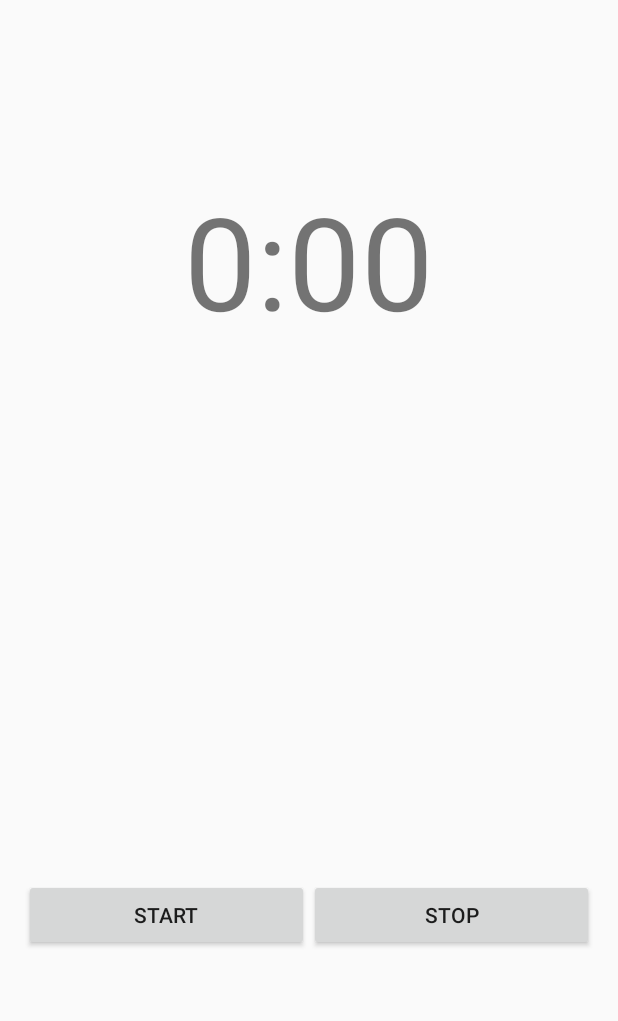
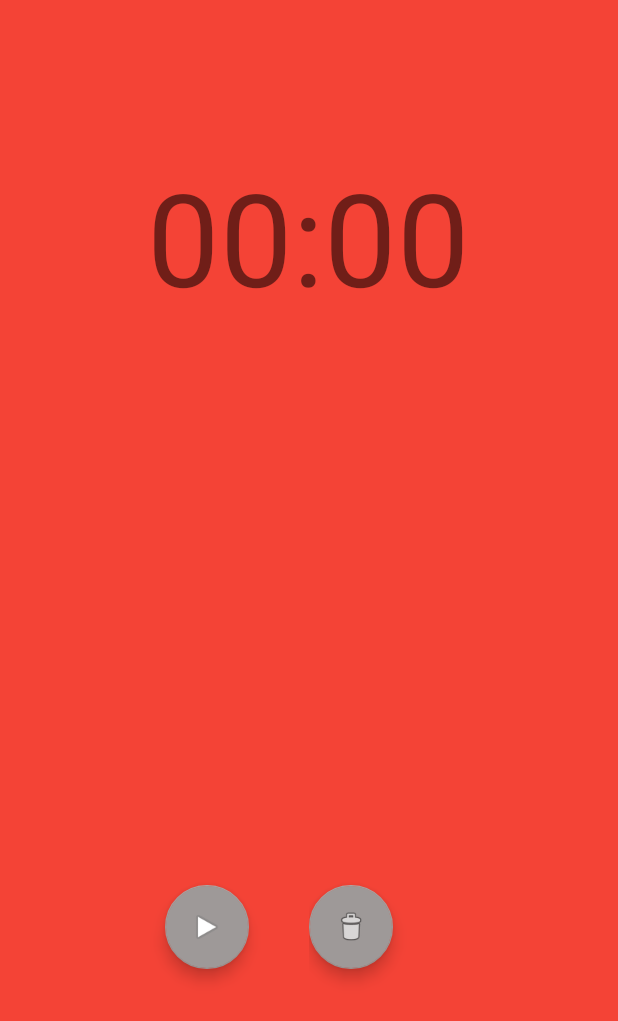
Before and after one commit to sujanrao17/Timer, an Android app: the screen it shows after launch (MainActivity), on a phone screen of 412 x 824 dp. Shown: the top 1021 px of the screen. Run offline under Robolectric (Android 15) with nearby library versions, the phone set to English and light mode, and no system bars.

Commit message:
edited Alert box to add seekbar

```diff
--- a/app/src/main/java/main/coderindigo/com/countdown/activity/MainActivity.java
+++ b/app/src/main/java/main/coderindigo/com/countdown/activity/MainActivity.java
@@ -18,8 +18,10 @@ import android.view.Menu;
 import android.view.MenuItem;
 import android.widget.Button;
 import android.widget.EditText;
+import android.widget.SeekBar;
 import android.widget.TextView;
 import android.widget.Toast;
+
 
 import java.io.IOException;
 
@@ -29,10 +31,15 @@ import main.coderindigo.com.countdown.activity.helper.CountdownTimer;
 public class MainActivity extends AppCompatActivity implements View.OnClickListener, Dialog.OnClickListener{
 
     private TextView mTime;
-    private Button startButton;
-    private Button stopButton;
+    private SeekBar seekBar_min;
+    private SeekBar seekBar_sec;
+
+
+    private FloatingActionButton startButton;
+    private FloatingActionButton stopButton;
     private Handler handler;
-    private EditText userInput;
+    private TextView userInputMin;
+    private TextView userInputSec;
     private CountdownTimer timer;
 
     public MainActivity() {
@@ -54,9 +61,16 @@ public class MainActivity extends AppCompatActivity implements View.OnClickListe
 //                        .setAction("Action", null).show();
 //            }
 //        });
+
+
+
+
+        //textView = (TextView) findViewById(R.id.textView1);
+
         mTime = (TextView) findViewById(R.id.time);
-        startButton = (Button) findViewById(R.id.start_button);
-        stopButton = (Button) findViewById(R.id.stop_button);
+
+        startButton = (FloatingActionButton) findViewById(R.id.start_button);
+        stopButton = (FloatingActionButton) findViewById(R.id.stop_button);
         startButton.setOnClickListener(this);
         stopButton.setOnClickListener(this);
         handler = new Handler();
@@ -106,10 +120,61 @@ public class MainActivity extends AppCompatActivity implements View.OnClickListe
             Toast.makeText(MainActivity.this, "ON", Toast.LENGTH_SHORT).show();
             LayoutInflater inflater = LayoutInflater.from(this);
             View view = inflater.inflate(R.layout.user_input, null);
-            userInput = (EditText) view.findViewById(R.id.user_input);
+            seekBar_min = (SeekBar) view.findViewById(R.id.seekBar_min);
+            seekBar_sec = (SeekBar) view.findViewById(R.id.seekBar_sec);
+            userInputMin = (TextView) view.findViewById(R.id.user_input_min);
+            userInputSec = (TextView) view.findViewById(R.id.user_input_sec);
+//            userInput.setText(seekBar.getProgress() );
+            seekBar_min.setOnSeekBarChangeListener(new SeekBar.OnSeekBarChangeListener() {
+                int progress = 0;
+                @Override
+                public void onProgressChanged(SeekBar seekBar, int progresValue, boolean fromUser) {
+                    progress = progresValue;
+                    userInputMin.setText( (progress < 10) ? "0" + progress : progress + "" );
+                    //Toast.makeText(getApplicationContext(), "Changing seekbar's progress", Toast.LENGTH_SHORT).show();
+                }
+
+                @Override
+                public void onStartTrackingTouch(SeekBar seekBar) {
+
+
+                }
+
+                @Override
+
+                public void onStopTrackingTouch(SeekBar seekBar) {
+
+                }
+
+            });
+
+            seekBar_sec.setOnSeekBarChangeListener(new SeekBar.OnSeekBarChangeListener() {
+                int progress = 0;
+                @Override
+                public void onProgressChanged(SeekBar seekBar, int progresValue, boolean fromUser) {
+                    progress = progresValue;
+                    userInputSec.setText( (progress < 10) ? "0" + progress : progress + "" );
+                    //Toast.makeText(getApplicationContext(), "Changing seekbar's progress", Toast.LENGTH_SHORT).show();
+                }
+
+                @Override
+                public void onStartTrackingTouch(SeekBar seekBar) {
+
+
+                }
+
+                @Override
+
+                public void onStopTrackingTouch(SeekBar seekBar) {
+
+                }
+
+            });
+
 
             AlertDialog.Builder builder = new AlertDialog.Builder(this);
             builder.setTitle("Enter Time");
+
             builder.setView(view);
             builder.setCancelable(false);
             builder.setPositiveButton("OK", this);
@@ -151,7 +216,9 @@ public class MainActivity extends AppCompatActivity implements View.OnClickListe
     public void onClick(DialogInterface dialog, int which) {
         switch (which){
             case DialogInterface.BUTTON_POSITIVE:
-                String input = userInput.getText().toString().trim();
+                String minutes = userInputMin.getText().toString().trim();
+                String seconds = userInputSec.getText().toString().trim();
+                String input = minutes +":"+ seconds;
                 if (CountdownTimer.isValid(input) ){
 
                         timer.setTimeRemaining(CountdownTimer.covertTomili(input));
--- a/app/src/main/res/layout/activity_main.xml
+++ b/app/src/main/res/layout/activity_main.xml
@@ -5,7 +5,8 @@
     android:layout_width="match_parent"
     android:layout_height="match_parent"
     android:fitsSystemWindows="true"
-    tools:context=".activity.MainActivity">
+    tools:context=".activity.MainActivity"
+    android:background="@color/colorPrimary">
 
     <!--<android.support.design.widget.AppBarLayout-->
         <!--android:layout_width="match_parent"-->
--- a/app/src/main/res/layout/content_main.xml
+++ b/app/src/main/res/layout/content_main.xml
@@ -4,28 +4,26 @@
     xmlns:tools="http://schemas.android.com/tools"
     android:layout_width="match_parent"
     android:layout_height="match_parent"
-    android:paddingBottom="@dimen/activity_vertical_margin"
-    android:paddingLeft="@dimen/activity_horizontal_margin"
-    android:paddingRight="@dimen/activity_horizontal_margin"
-    android:paddingTop="@dimen/activity_vertical_margin"
     android:orientation="vertical"
     app:layout_behavior="@string/appbar_scrolling_view_behavior"
     tools:context=".activity.MainActivity"
     tools:showIn="@layout/activity_main">
+
     <LinearLayout
         android:layout_width="match_parent"
         android:layout_height="0dp"
         android:layout_weight="1"
         android:orientation="vertical">
+
         <TextView
+            android:id="@+id/time"
             android:layout_width="wrap_content"
             android:layout_height="wrap_content"
-        android:textSize="86sp"
             android:layout_gravity="center"
             android:layout_marginTop="100dp"
-        android:text="0:00"
-        android:id="@+id/time"
-   />
+            android:text="00:00"
+            android:textSize="86sp" />
+
     </LinearLayout>
 
     <LinearLayout
@@ -33,22 +31,35 @@
         android:layout_height="0dp"
         android:layout_weight="1"
         android:orientation="horizontal">
-        <Button
+
+        <LinearLayout
             android:layout_width="0dp"
-            android:layout_weight="1"
+            android:layout_height="match_parent"
+            android:layout_weight="1">
+
+            <android.support.design.widget.FloatingActionButton
                 android:id="@+id/start_button"
-            android:layout_gravity="left|center"
+                android:layout_width="match_parent"
                 android:layout_height="wrap_content"
-            android:text="Start"/>
+                android:layout_gravity="center_vertical"
+                android:layout_marginLeft="110dp"
+                android:src="@android:drawable/ic_media_play" />
+        </LinearLayout>
 
-        <Button
+        <LinearLayout
             android:layout_width="0dp"
-            android:layout_weight="1"
+            android:layout_height="match_parent"
+            android:layout_weight="1">
+
+            <android.support.design.widget.FloatingActionButton
                 android:id="@+id/stop_button"
-            android:layout_gravity="left|center"
+                android:layout_width="match_parent"
                 android:layout_height="wrap_content"
-            android:text="stop"/>
+                android:layout_gravity="center_vertical"
+                android:layout_marginRight="100dp"
 
+                android:src="@android:drawable/ic_menu_delete" />
+        </LinearLayout>
     </LinearLayout>
 
 
--- a/app/src/main/res/values/colors.xml
+++ b/app/src/main/res/values/colors.xml
@@ -1,6 +1,6 @@
 <?xml version="1.0" encoding="utf-8"?>
 <resources>
-    <color name="colorPrimary">#3F51B5</color>
+    <color name="colorPrimary">#F44336</color>
     <color name="colorPrimaryDark">#303F9F</color>
-    <color name="colorAccent">#FF4081</color>
+    <color name="colorAccent">#9e9998</color>
 </resources>
```
Also changed, not shown: app/src/main/res/layout/user_input.xml (+51 -4 lines). Lines whose indentation alone changed are shown as unchanged.
